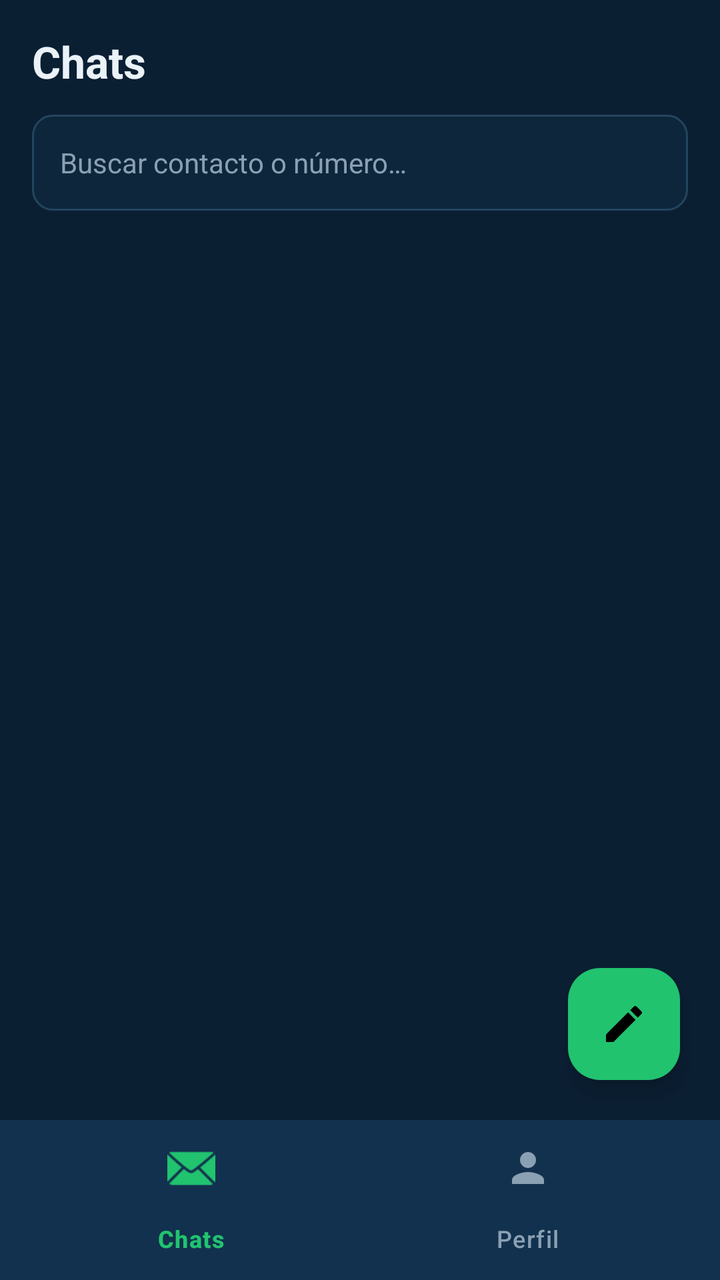
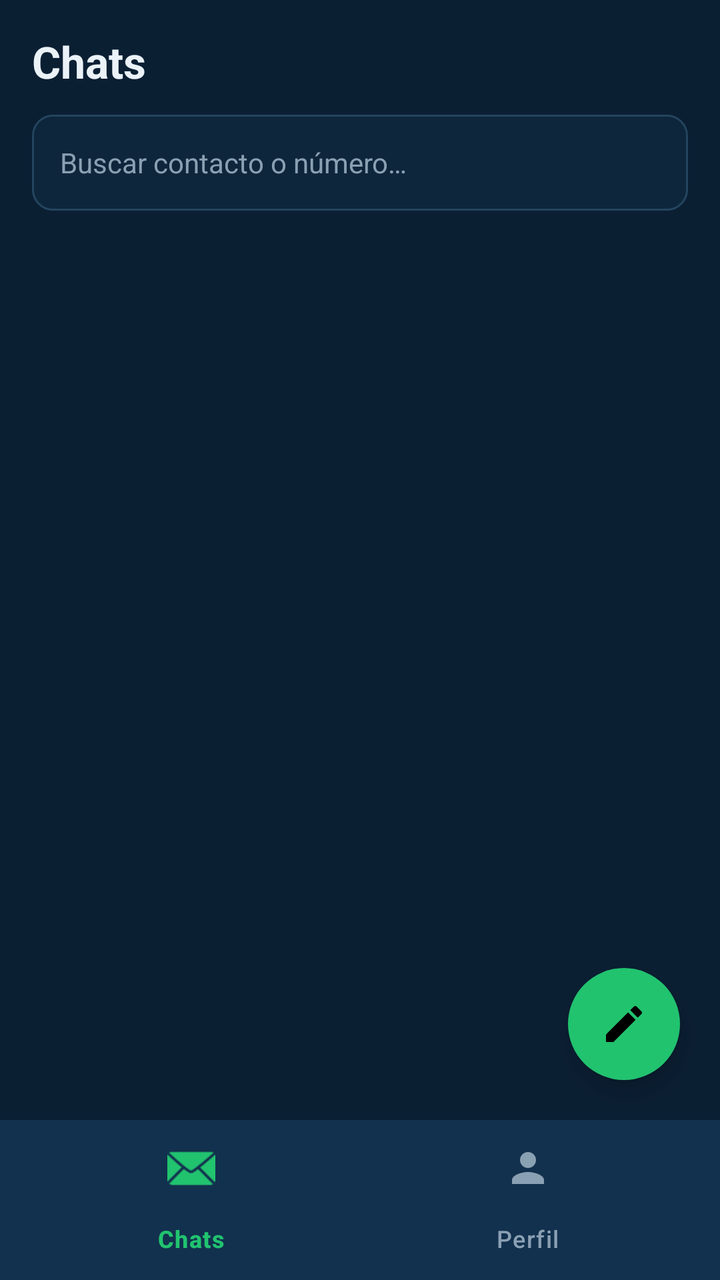

Screens rendered from an Android XML layout before and after an edit, with the pre-edit source and the edit as a unified diff.
<!-- AndroidManifest.xml: application theme Theme.SeminarioFinal -->
<!-- res/layout/activity_main.xml -->
<?xml version="1.0" encoding="utf-8"?>
<RelativeLayout xmlns:android="http://schemas.android.com/apk/res/android"
    xmlns:app="http://schemas.android.com/apk/res-auto"
    xmlns:tools="http://schemas.android.com/tools"
    android:layout_width="match_parent"
    android:layout_height="match_parent"
    android:background="@color/navy"
    tools:context=".MainActivity">

    
    <LinearLayout
        android:id="@+id/topBar"
        android:layout_width="match_parent"
        android:layout_height="wrap_content"
        android:layout_alignParentTop="true"
        android:orientation="vertical"
        android:paddingHorizontal="16dp"
        android:paddingTop="16dp"
        android:paddingBottom="8dp">

        <TextView
            android:layout_width="wrap_content"
            android:layout_height="wrap_content"
            android:text="Chats"
            android:textColor="@color/white"
            android:textSize="22sp"
            android:textStyle="bold" />

        
        <EditText
            android:id="@+id/etSearch"
            android:layout_width="match_parent"
            android:layout_height="48dp"
            android:layout_marginTop="12dp"
            android:background="@drawable/bg_input_dark"
            android:hint="Buscar contacto o número…"
            android:inputType="text"
            android:paddingHorizontal="14dp"
            android:textColor="@color/white"
            android:textColorHint="@color/mut_text"
            android:textSize="14sp" />
    </LinearLayout>

    
    <androidx.recyclerview.widget.RecyclerView
        android:id="@+id/rvChatList"
        android:layout_width="match_parent"
        android:layout_height="match_parent"
        android:layout_above="@id/bottomNavigation"
        android:layout_below="@id/topBar"
        android:clipToPadding="false"
        android:paddingTop="8dp"
        android:paddingBottom="16dp" />

    
    <com.google.android.material.floatingactionbutton.FloatingActionButton
        android:id="@+id/fabNewChat"
        android:layout_width="wrap_content"
        android:layout_height="wrap_content"
        android:layout_above="@id/bottomNavigation"
        android:layout_alignParentEnd="true"
        android:layout_margin="20dp"
        android:contentDescription="Nuevo Chat"
        app:backgroundTint="@color/green_accent"
        app:srcCompat="@drawable/ic_edit_pencil"
        app:tint="@android:color/black" />

    
    <com.google.android.material.bottomnavigation.BottomNavigationView
        android:id="@+id/bottomNavigation"
        android:layout_width="match_parent"
        android:layout_height="wrap_content"
        android:layout_alignParentBottom="true"
        android:background="@color/navy2"
        app:itemActiveIndicatorStyle="@null"
        app:itemIconTint="@color/nav_item_color"
        app:itemRippleColor="@android:color/transparent"
        app:itemTextColor="@color/nav_item_color"
        app:menu="@menu/bottom_nav_menu" />

</RelativeLayout>
<!-- resources referenced by this layout -->
<resources>
  <color name="green_accent">#21C36F</color>
  <color name="mut_text">#8AA0B3</color>
  <color name="navy">#0B1F33</color>
  <color name="navy2">#12314E</color>
  <color name="white">#EAF2F8</color>
  <!-- drawable bg_input_dark (drawable) -->
  <?xml version="1.0" encoding="utf-8"?>
  <shape xmlns:android="http://schemas.android.com/apk/res/android">
      <solid android:color="@color/navy_input" />
      <stroke android:width="1dp" android:color="@color/line_border" />
      <corners android:radius="10dp" />
  </shape>
  <!-- drawable ic_edit_pencil (drawable) -->
  <?xml version="1.0" encoding="utf-8"?>
  <vector xmlns:android="http://schemas.android.com/apk/res/android"
      android:width="24dp"
      android:height="24dp"
      android:viewportWidth="24"
      android:viewportHeight="24">
      <path
          android:fillColor="#000000"
          android:pathData="M3,17.25V21h3.75L17.81,9.94l-3.75,-3.75L3,17.25zM20.71,7.04c0.39,-0.39 0.39,-1.02 0,-1.41l-2.34,-2.34c-0.39,-0.39 -1.02,-0.39 -1.41,0l-1.83,1.83 3.75,3.75 1.83,-1.83z"/>
  </vector>
  <style name="Theme.SeminarioFinal" parent="Base.Theme.SeminarioFinal" />
  <color name="navy_input">#0E263B</color>
  <color name="line_border">#24455F</color>
  <style name="Base.Theme.SeminarioFinal" parent="Theme.Material3.DayNight.NoActionBar">
          
          
      </style>
</resources>

<!-- the commit's change to res/layout/activity_main.xml (unified diff, before → after) -->
@@ -63,7 +63,8 @@
         android:contentDescription="Nuevo Chat"
         app:backgroundTint="@color/green_accent"
         app:srcCompat="@drawable/ic_edit_pencil"
-        app:tint="@android:color/black" />
+        app:tint="@android:color/black"
+        app:shapeAppearanceOverlay="@style/CircleFAB" />
 
     
     <com.google.android.material.bottomnavigation.BottomNavigationView
<!-- resource entries referenced after the edit -->
@@ -23,6 +23,9 @@
           android:fillColor="#000000"
           android:pathData="M3,17.25V21h3.75L17.81,9.94l-3.75,-3.75L3,17.25zM20.71,7.04c0.39,-0.39 0.39,-1.02 0,-1.41l-2.34,-2.34c-0.39,-0.39 -1.02,-0.39 -1.41,0l-1.83,1.83 3.75,3.75 1.83,-1.83z"/>
   </vector>
+  <style name="CircleFAB" parent="">
+          <item name="cornerSize">50%</item>
+      </style>
   <style name="Theme.SeminarioFinal" parent="Base.Theme.SeminarioFinal" />
   <color name="navy_input">#0E263B</color>
   <color name="line_border">#24455F</color>
